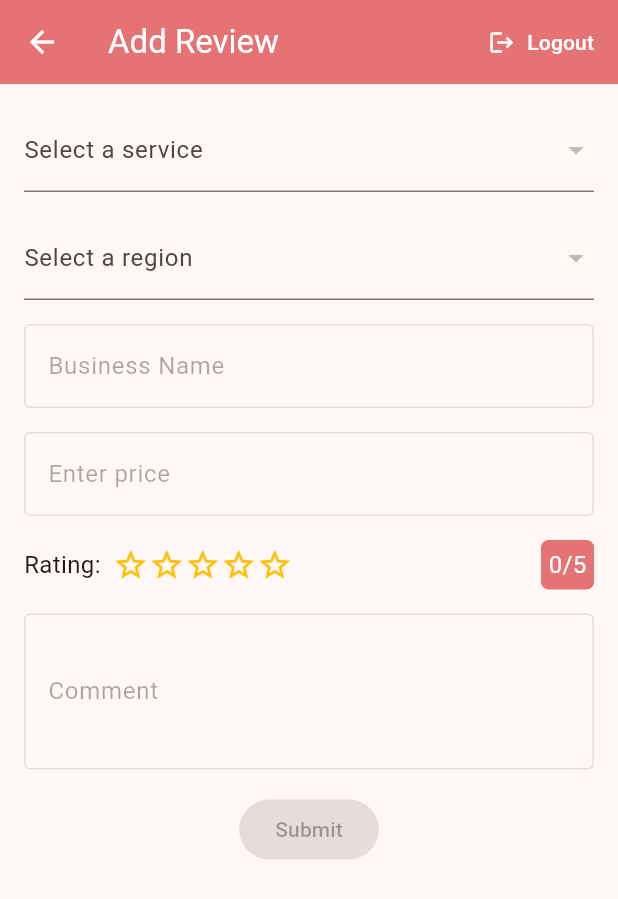
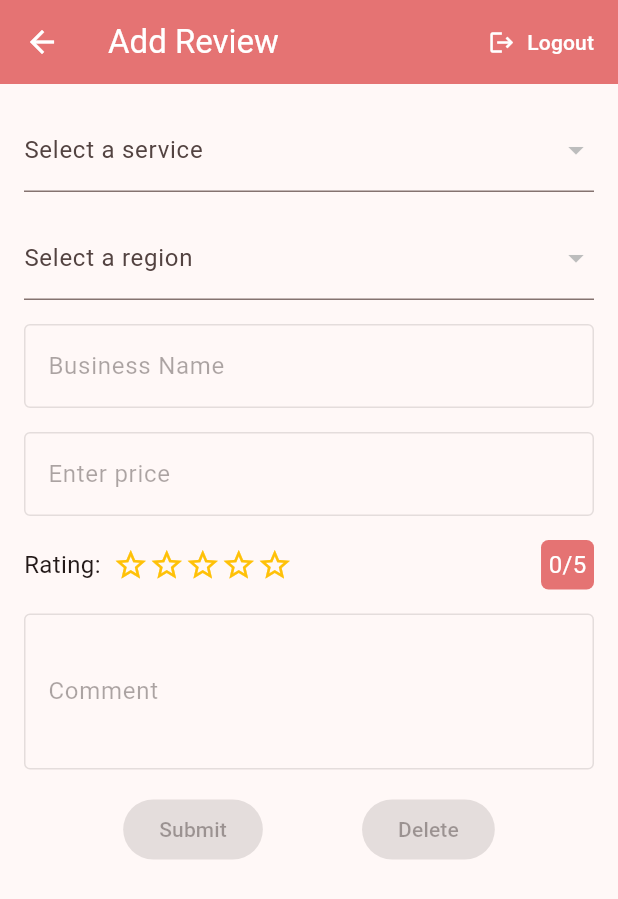
Before and after one commit to Meghshanth/296A, a Flutter app: the ReviewView screen opened directly, on a phone screen of 412 x 824 dp. Shown: the top 899 px of the screen. Run offline on Flutter 3.47's test engine with Material 2 defaults, Android fonts, the phone set to English and light mode, and no system bars; our stand-ins replace cloud_firestore, firebase_auth, firebase_core; accounts and stored records are empty.

Commit message:
Added delete review functionality

```diff
--- a/pfsi/lib/reviewPages/reviewView.dart
+++ b/pfsi/lib/reviewPages/reviewView.dart
@@ -217,6 +217,22 @@ class _ReviewViewState extends State<ReviewView> {
     }
   }
 
+
+void deleteReview() async {
+  try {
+    await FirebaseFirestore.instance
+        .collection('review_list')
+        .doc(documentId)
+        .delete();
+
+    print("Review Deleted");
+    Navigator.pop(context);
+  } catch (e) {
+    // Handle delete error
+    print('Delete failed: $e');
+  }
+}
+
   @override
   Widget build(BuildContext context) {
     return Scaffold(
@@ -372,14 +388,19 @@ class _ReviewViewState extends State<ReviewView> {
               ),
             ),
             SizedBox(height: 16.0),
-            ElevatedButton(
-              onPressed: isEditable
-                  ? () {
-                      saveFields();
-                    }
-                  : null,
-              child: Text('Submit'),
-            ),
+            Row(
+            mainAxisAlignment: MainAxisAlignment.spaceEvenly, // Updated MainAxisAlignment
+            children: [
+              ElevatedButton(
+                onPressed: isEditable ? () => saveFields() : null,
+                child: Text('Submit'),
+              ),
+              ElevatedButton(
+                onPressed: isEditable ? () => deleteReview() : null,
+                child: Text('Delete'),
+              ),
+            ],
+          ),
           ],
         ),
       ),
```
